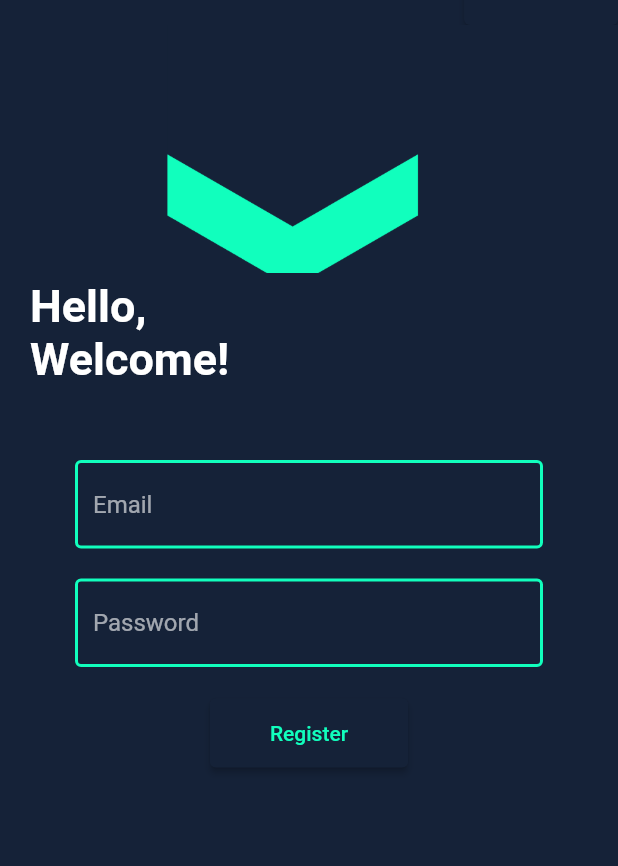
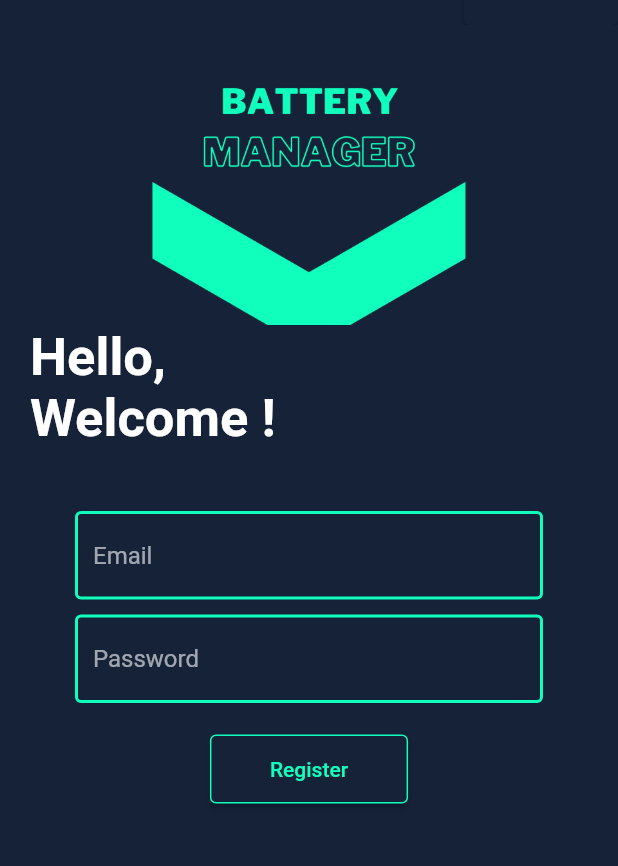
Before and after one commit to Dasunx/mobile_battery_manager, a Flutter app: the screen it shows after launch, after a tap on "Sign in", after a tap on "Register", on a phone screen of 412 x 824 dp, the part 59-925 px from its top. Run offline on Flutter 3.47's test engine with Material 2 defaults, Android fonts, the phone set to English and light mode, and no system bars; our stand-ins replace battery, cloud_firestore, firebase_auth, firebase_core, flutter_local_notifications, flutter_spinkit; accounts and stored records are empty.

Commit message:
ui revampv2

```diff
--- a/lib/screens/authenticate/register.dart
+++ b/lib/screens/authenticate/register.dart
@@ -47,7 +47,7 @@ class _RegisterState extends State<Register> {
             ),
             body: Column(children: <Widget>[
               Container(
-                height: 165,
+                height: 200,
                 child: Stack(
                   children: <Widget>[
                     Positioned(
@@ -61,7 +61,7 @@ class _RegisterState extends State<Register> {
                 ),
               ),
               SizedBox(
-                height: 5.0,
+                height: 1.0,
               ),
               Padding(
                 padding: EdgeInsets.symmetric(horizontal: 20.0),
@@ -69,15 +69,15 @@ class _RegisterState extends State<Register> {
                     crossAxisAlignment: CrossAxisAlignment.start,
                     children: <Widget>[
                       Text(
-                        "Hello, \nWelcome!",
+                        "Hello, \nWelcome !",
                         style: TextStyle(
-                          fontSize: 30,
+                          fontSize: 35,
                           color: Colors.white,
                           fontWeight: FontWeight.bold,
                         ),
                       ),
                       SizedBox(
-                        height: 10.0,
+                        height: 1.0,
                       ),
                       Container(
                           padding: EdgeInsets.symmetric(
@@ -96,7 +96,7 @@ class _RegisterState extends State<Register> {
                                     setState(() => email = val);
                                   },
                                 ),
-                                SizedBox(height: 20.0),
+                                SizedBox(height: 10.0),
                                 TextFormField(
                                   decoration:
                                       formFields.copyWith(hintText: 'Password'),
@@ -112,6 +112,8 @@ class _RegisterState extends State<Register> {
                                 ElevatedButton(
                                     style: ElevatedButton.styleFrom(
                                       primary: secondary_bg_color,
+                                      side: BorderSide(
+                                          width: 1.0, color: secondary_green),
                                       padding: EdgeInsets.symmetric(
                                           horizontal: 40, vertical: 15),
                                     ),
--- a/lib/screens/authenticate/sign_in.dart
+++ b/lib/screens/authenticate/sign_in.dart
@@ -49,7 +49,7 @@ class _SignInState extends State<SignIn> {
             body: Column(
               children: <Widget>[
                 Container(
-                  height: 165,
+                  height: 200,
                   child: Stack(
                     children: <Widget>[
                       Positioned(
@@ -63,7 +63,7 @@ class _SignInState extends State<SignIn> {
                   ),
                 ),
                 SizedBox(
-                  height: 5.0,
+                  height: 1.0,
                 ),
                 Padding(
                   padding: EdgeInsets.symmetric(horizontal: 20.0),
@@ -71,15 +71,15 @@ class _SignInState extends State<SignIn> {
                       crossAxisAlignment: CrossAxisAlignment.start,
                       children: <Widget>[
                         Text(
-                          "Hello, \nWelcome Back",
+                          "Hello, \nWelcome Back !",
                           style: TextStyle(
-                            fontSize: 30,
+                            fontSize: 35,
                             color: Colors.white,
                             fontWeight: FontWeight.bold,
                           ),
                         ),
                         SizedBox(
-                          height: 10.0,
+                          height: 1.0,
                         ),
                         Container(
                             padding: EdgeInsets.symmetric(
@@ -88,7 +88,7 @@ class _SignInState extends State<SignIn> {
                               key: _formKey,
                               child: Column(
                                 children: <Widget>[
-                                  SizedBox(height: 20.0),
+                                  SizedBox(height: 10.0),
                                   TextFormField(
                                     decoration:
                                         formFields.copyWith(hintText: 'Email'),
@@ -98,7 +98,7 @@ class _SignInState extends State<SignIn> {
                                       setState(() => email = val);
                                     },
                                   ),
-                                  SizedBox(height: 20.0),
+                                  SizedBox(height: 10.0),
                                   TextFormField(
                                     decoration: formFields.copyWith(
                                         hintText: 'Password'),
--- a/lib/screens/battery.dart
+++ b/lib/screens/battery.dart
@@ -3,13 +3,13 @@ import 'dart:async';
 import 'package:battery/battery.dart';
 import 'package:battery_manager/classes/BatteryNotificationLvl.dart';
 import 'package:battery_manager/constants/constants.dart';
+import 'package:battery_manager/screens/history.dart';
 import 'package:battery_manager/services/auth.dart';
 import 'package:battery_manager/services/notificationService.dart';
 import 'package:cloud_firestore/cloud_firestore.dart';
 import 'package:firebase_auth/firebase_auth.dart';
 import 'package:flutter/cupertino.dart';
 import 'package:flutter/material.dart';
-import 'package:battery_manager/screens/history.dart';
 
 class BatteryUI extends StatefulWidget {
   const BatteryUI({Key? key}) : super(key: key);
@@ -151,6 +151,18 @@ class _BatteryUIState extends State<BatteryUI> {
         resizeToAvoidBottomInset: false,
         appBar: AppBar(
           title: Text('Battery Manager'),
+          actions: <Widget>[
+            ElevatedButton.icon(
+                style: ElevatedButton.styleFrom(
+                  primary: primary_bg_color,
+                ),
+                icon: Icon(Icons.logout),
+                label: Text('logout'),
+                onPressed: () {
+                  _auth.signOut();
+                  //widget.toggleView();
+                })
+          ],
         ),
         body: Container(
           padding: EdgeInsets.all(10.0),
```
Also changed, not shown: assets/images/login.png, pubspec.lock.
